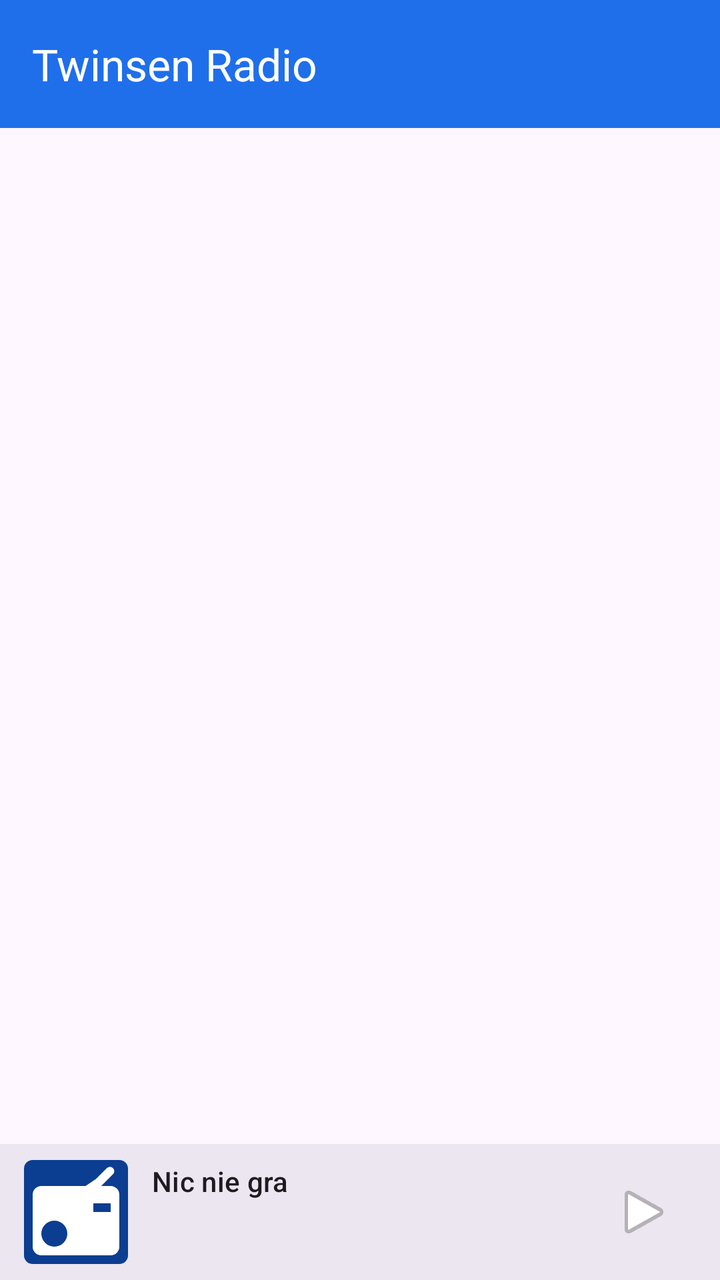
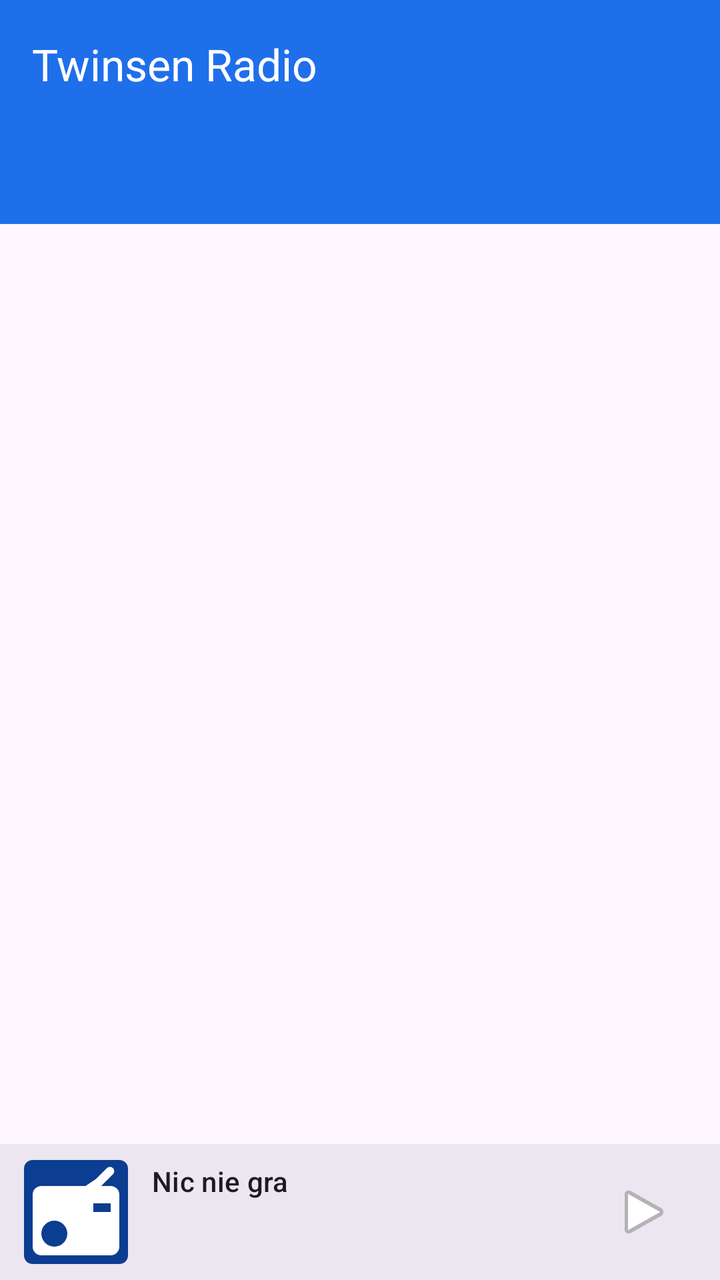

The first picture is an Android layout as it rendered before a commit; the second is the same layout after the commit. The layout source and the unified diff follow.
<!-- AndroidManifest.xml: application theme Theme.TwinsenRadio -->
<!-- res/layout/activity_main.xml -->
<?xml version="1.0" encoding="utf-8"?>
<LinearLayout xmlns:android="http://schemas.android.com/apk/res/android"
    xmlns:app="http://schemas.android.com/apk/res-auto"
    android:layout_width="match_parent"
    android:layout_height="match_parent"
    android:orientation="vertical">

    <com.google.android.material.appbar.MaterialToolbar
        android:id="@+id/toolbar"
        android:layout_width="match_parent"
        android:layout_height="?attr/actionBarSize"
        android:background="?attr/colorPrimary"
        app:title="@string/app_name"
        app:titleTextColor="@color/on_brand" />

    
    <com.google.android.material.textfield.TextInputLayout
        android:id="@+id/searchLayout"
        style="@style/Widget.Material3.TextInputLayout.OutlinedBox"
        android:layout_width="match_parent"
        android:layout_height="wrap_content"
        android:layout_marginHorizontal="12dp"
        android:layout_marginTop="8dp"
        android:hint="@string/search_hint"
        android:visibility="gone"
        app:endIconMode="clear_text"
        app:startIconDrawable="@drawable/ic_search">

        <com.google.android.material.textfield.MaterialAutoCompleteTextView
            android:id="@+id/search"
            android:layout_width="match_parent"
            android:layout_height="wrap_content"
            android:completionThreshold="1"
            android:imeOptions="actionSearch"
            android:inputType="text"
            android:maxLines="1" />
    </com.google.android.material.textfield.TextInputLayout>

    <androidx.recyclerview.widget.RecyclerView
        android:id="@+id/list"
        android:layout_width="match_parent"
        android:layout_height="0dp"
        android:layout_weight="1"
        android:clipToPadding="false"
        android:paddingBottom="8dp" />

    <LinearLayout
        android:id="@+id/miniPlayer"
        android:layout_width="match_parent"
        android:layout_height="wrap_content"
        android:background="?attr/colorSurfaceContainerHigh"
        android:gravity="center_vertical"
        android:orientation="horizontal"
        android:paddingHorizontal="12dp"
        android:paddingVertical="8dp">

        <ImageView
            android:id="@+id/miniLogo"
            android:layout_width="52dp"
            android:layout_height="52dp"
            android:contentDescription="@null"
            android:scaleType="fitCenter"
            android:src="@drawable/logo_placeholder" />

        <LinearLayout
            android:layout_width="0dp"
            android:layout_height="wrap_content"
            android:layout_marginStart="12dp"
            android:layout_weight="1"
            android:orientation="vertical">

            <TextView
                android:id="@+id/miniTitle"
                android:layout_width="match_parent"
                android:layout_height="wrap_content"
                android:ellipsize="end"
                android:maxLines="1"
                android:text="@string/nothing_playing"
                android:textAppearance="?attr/textAppearanceTitleSmall" />

            <TextView
                android:id="@+id/miniSubtitle"
                android:layout_width="match_parent"
                android:layout_height="wrap_content"
                android:ellipsize="end"
                android:maxLines="1"
                android:textAppearance="?attr/textAppearanceBodySmall" />

            <TextView
                android:id="@+id/miniStatus"
                android:layout_width="match_parent"
                android:layout_height="wrap_content"
                android:ellipsize="end"
                android:maxLines="1"
                android:textAppearance="?attr/textAppearanceLabelSmall" />
        </LinearLayout>

        <ImageButton
            android:id="@+id/playPause"
            android:layout_width="52dp"
            android:layout_height="52dp"
            android:background="?attr/selectableItemBackgroundBorderless"
            android:contentDescription="@null"
            android:src="@android:drawable/ic_media_play" />
    </LinearLayout>
</LinearLayout>
<!-- resources referenced by this layout -->
<resources>
  <color name="on_brand">#FFFFFFFF</color>
  <!-- drawable ic_search (drawable) -->
  <vector xmlns:android="http://schemas.android.com/apk/res/android"
      android:width="24dp"
      android:height="24dp"
      android:viewportWidth="24"
      android:viewportHeight="24"
      android:tint="?attr/colorControlNormal">
      <path
          android:fillColor="#FFFFFFFF"
          android:pathData="M15.5,14h-0.79l-0.28,-0.27C15.41,12.59 16,11.11 16,9.5 16,5.91 13.09,3 9.5,3S3,5.91 3,9.5 5.91,16 9.5,16c1.61,0 3.09,-0.59 4.23,-1.57l0.27,0.28v0.79l5,4.99L20.49,19l-4.99,-5zM9.5,14C7.01,14 5,11.99 5,9.5S7.01,5 9.5,5 14,7.01 14,9.5 11.99,14 9.5,14z" />
  </vector>
  <!-- drawable logo_placeholder (drawable) -->
  <?xml version="1.0" encoding="utf-8"?>
  <layer-list xmlns:android="http://schemas.android.com/apk/res/android">
      <item>
          <shape android:shape="rectangle">
              <solid android:color="@color/brand_dark" />
              <corners android:radius="8dp" />
          </shape>
      </item>
      <item
          android:gravity="center"
          android:width="96dp"
          android:height="96dp"
          android:drawable="@drawable/ic_radio" />
  </layer-list>
  <string name="app_name">Twinsen Radio</string>
  <string name="nothing_playing">Nic nie gra</string>
  <string name="search_hint">Szukaj stacji…</string>
  <style name="Theme.TwinsenRadio" parent="Theme.Material3.DayNight.NoActionBar">
          <item name="colorPrimary">@color/brand</item>
          <item name="colorOnPrimary">@color/on_brand</item>
          <item name="android:statusBarColor" tools:targetApi="21">@color/brand_dark</item>
      </style>
  <color name="brand_dark">#FF0B3D91</color>
  <!-- drawable ic_radio (drawable) -->
  <vector xmlns:android="http://schemas.android.com/apk/res/android"
      android:width="24dp"
      android:height="24dp"
      android:viewportWidth="24"
      android:viewportHeight="24"
      android:tint="#FFFFFFFF">
      <path
          android:fillColor="#FFFFFFFF"
          android:pathData="M20,6h-2.18l2.77,-2.77a1,1 0,0 0,-1.41 -1.41L16.6,4.4 14.2,6H4a2,2 0,0 0,-2 2v12a2,2 0,0 0,2 2h16a2,2 0,0 0,2 -2V8A2,2 0,0 0,20 6zM7,20a3,3 0,1 1,3 -3A3,3 0,0 1,7 20zM20,12h-4v-2h4z" />
  </vector>
  <color name="brand">#FF1F6FEB</color>
</resources>

<!-- the commit's change to res/layout/activity_main.xml (unified diff, before → after) -->
@@ -12,6 +12,15 @@
         android:background="?attr/colorPrimary"
         app:title="@string/app_name"
         app:titleTextColor="@color/on_brand" />
+
+    <com.google.android.material.tabs.TabLayout
+        android:id="@+id/tabs"
+        android:layout_width="match_parent"
+        android:layout_height="wrap_content"
+        android:background="?attr/colorPrimary"
+        app:tabIndicatorColor="@color/on_brand"
+        app:tabSelectedTextColor="@color/on_brand"
+        app:tabTextColor="#B0FFFFFF" />
 
     
     <com.google.android.material.textfield.TextInputLayout
